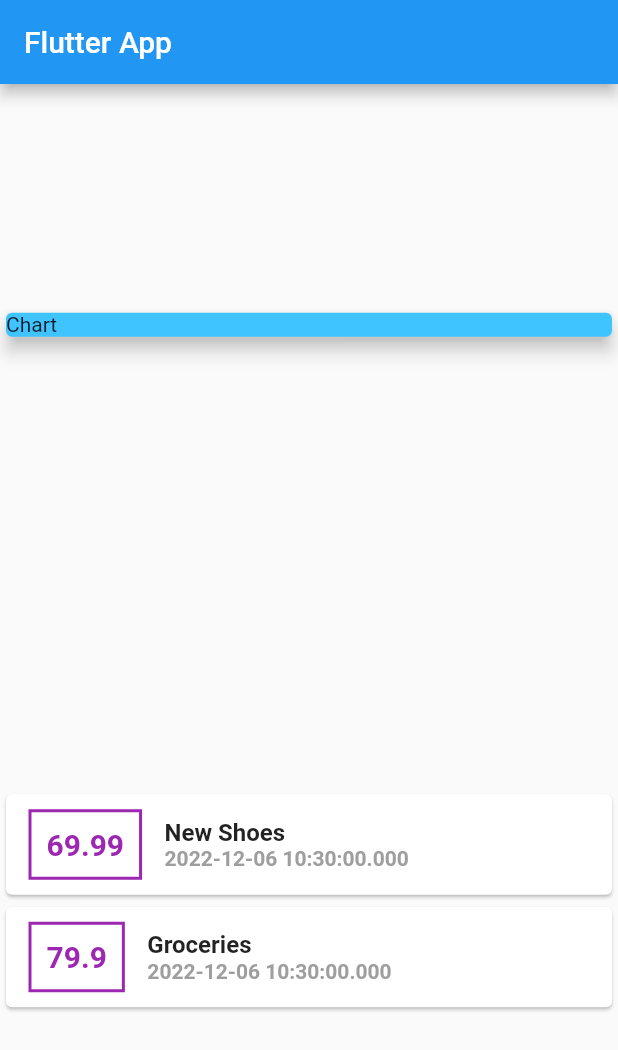
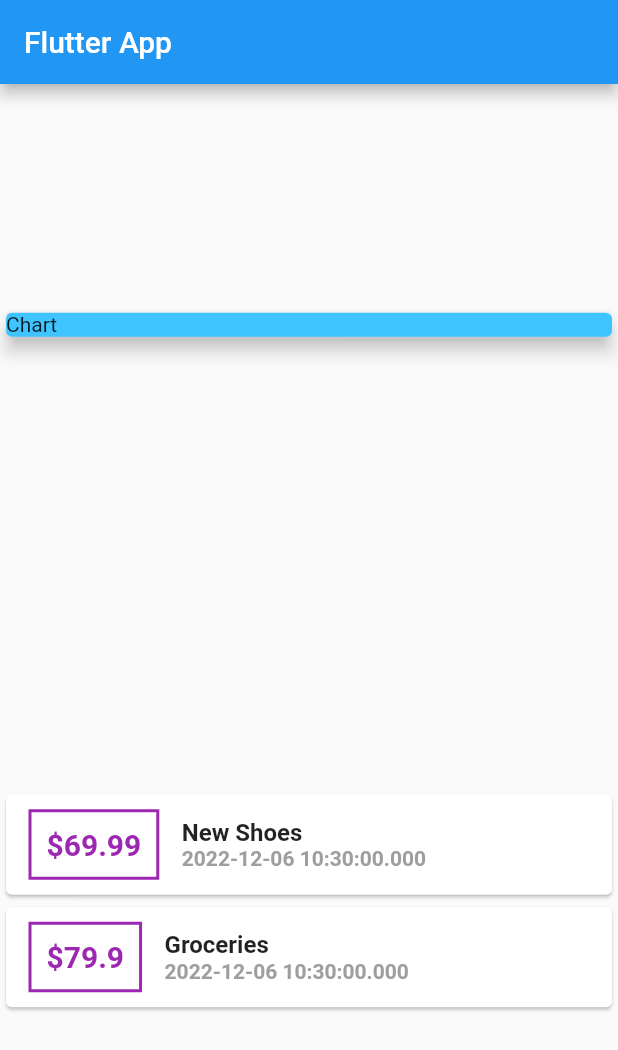
Before and after one commit to niguns7/expenses_app, a Flutter app: the screen it shows after launch, on a phone screen of 412 x 824 dp. Shown: the top 1050 px of the screen. Run offline on Flutter 3.47's test engine with Material 2 defaults, Android fonts, the phone set to English and light mode, and no system bars.

```diff
--- a/lib/main.dart
+++ b/lib/main.dart
@@ -57,7 +57,7 @@ class MyHomePage extends StatelessWidget {
                         border: Border.all(color: Colors.purple, width: 2),
                       ),
                       child: Text(
-                        tx.amount.toString(),
+                        '\$${tx.amount}', //string interpolation
                         style: TextStyle(
                             fontWeight: FontWeight.bold,
                             fontSize: 20,
```
